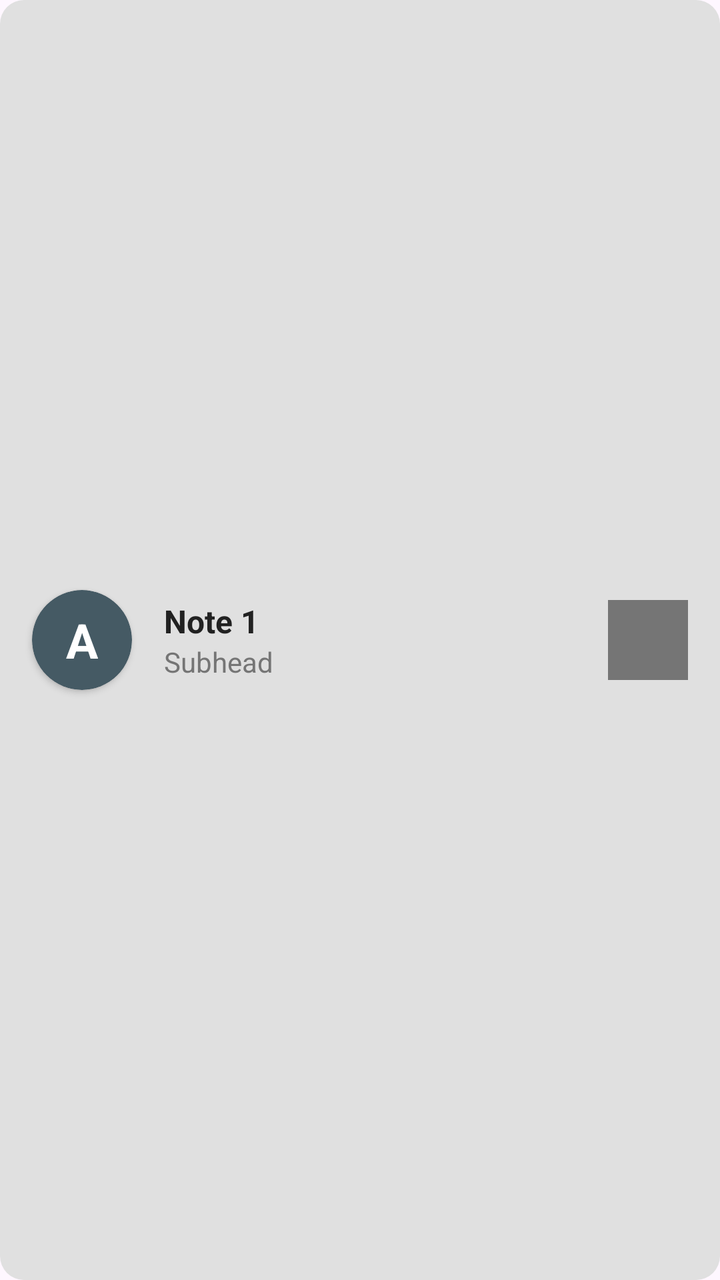
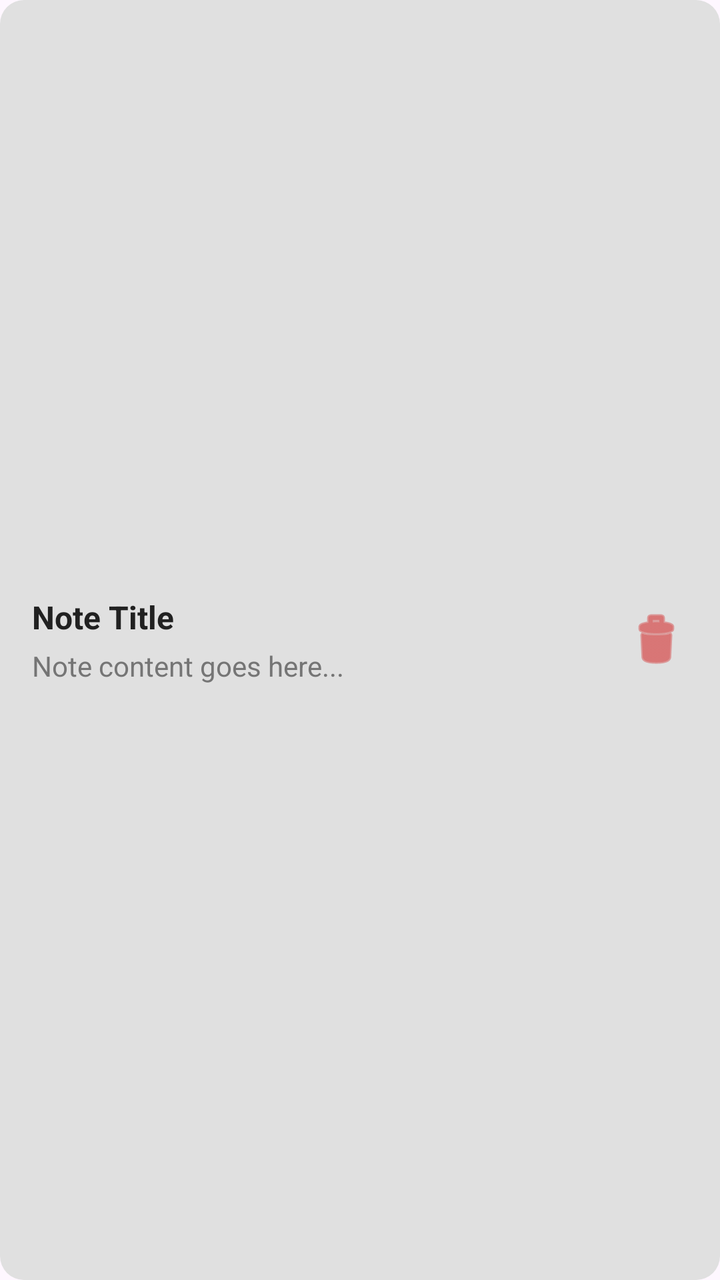

The first picture is an Android layout as it rendered before a commit; the second is the same layout after the commit. The layout source and the unified diff follow.
<!-- AndroidManifest.xml: application theme Theme.StudyBuddy -->
<!-- res/layout/item_note.xml -->
<?xml version="1.0" encoding="utf-8"?>
<androidx.constraintlayout.widget.ConstraintLayout
    xmlns:android="http://schemas.android.com/apk/res/android"
    xmlns:app="http://schemas.android.com/apk/res-auto"
    android:layout_width="match_parent"
    android:layout_height="wrap_content"
    android:layout_marginBottom="8dp"
    android:background="@drawable/bg_rounded_grey"> <androidx.cardview.widget.CardView
    android:id="@+id/cardIcon"
    android:layout_width="50dp"
    android:layout_height="50dp"
    android:layout_margin="16dp"
    app:cardCornerRadius="25dp"
    app:cardBackgroundColor="#455A64"
    app:layout_constraintStart_toStartOf="parent"
    app:layout_constraintTop_toTopOf="parent"
    app:layout_constraintBottom_toBottomOf="parent">

    <TextView
        android:layout_width="wrap_content"
        android:layout_height="wrap_content"
        android:text="A"
        android:textColor="@android:color/white"
        android:textSize="24sp"
        android:textStyle="bold"
        android:layout_gravity="center"/>
</androidx.cardview.widget.CardView>

    <LinearLayout
        android:layout_width="0dp"
        android:layout_height="wrap_content"
        android:orientation="vertical"
        android:layout_marginStart="16dp"
        android:layout_marginEnd="16dp"
        app:layout_constraintStart_toEndOf="@id/cardIcon"
        app:layout_constraintEnd_toStartOf="@id/rightIcon"
        app:layout_constraintTop_toTopOf="parent"
        app:layout_constraintBottom_toBottomOf="parent">

        <TextView
            android:id="@+id/noteTitle"
            android:layout_width="wrap_content"
            android:layout_height="wrap_content"
            android:text="Note 1"
            android:textSize="16sp"
            android:textStyle="bold"
            android:textColor="@color/text_dark"/>

        <TextView
            android:id="@+id/noteContent"
            android:layout_width="wrap_content"
            android:layout_height="wrap_content"
            android:text="Subhead"
            android:textSize="14sp"
            android:textColor="@color/text_grey"/>
    </LinearLayout>

    <ImageView
        android:id="@+id/rightIcon"
        android:layout_width="40dp"
        android:layout_height="40dp"
        android:layout_marginEnd="16dp"
        android:src="@drawable/ic_launcher_background"
        app:tint="@color/text_grey"
        app:layout_constraintEnd_toEndOf="parent"
        app:layout_constraintTop_toTopOf="parent"
        app:layout_constraintBottom_toBottomOf="parent"/>

</androidx.constraintlayout.widget.ConstraintLayout>
<!-- resources referenced by this layout -->
<resources>
  <color name="text_dark">#212121</color>
  <color name="text_grey">#757575</color>
  <!-- drawable bg_rounded_grey (drawable) -->
  <shape xmlns:android="http://schemas.android.com/apk/res/android">
      <solid android:color="#E0E0E0"/> <corners android:radius="12dp"/> </shape>
  <!-- drawable ic_launcher_background: vector/xml drawable (drawable, 4866 chars, omitted) -->
  <style name="Theme.StudyBuddy" parent="Base.Theme.StudyBuddy" />
  <style name="Base.Theme.StudyBuddy" parent="Theme.Material3.DayNight.NoActionBar">
          
          
      </style>
</resources>

<!-- the commit's change to res/layout/item_note.xml (unified diff, before → after) -->
@@ -5,35 +5,16 @@
     android:layout_width="match_parent"
     android:layout_height="wrap_content"
     android:layout_marginBottom="8dp"
-    android:background="@drawable/bg_rounded_grey"> <androidx.cardview.widget.CardView
-    android:id="@+id/cardIcon"
-    android:layout_width="50dp"
-    android:layout_height="50dp"
-    android:layout_margin="16dp"
-    app:cardCornerRadius="25dp"
-    app:cardBackgroundColor="#455A64"
-    app:layout_constraintStart_toStartOf="parent"
-    app:layout_constraintTop_toTopOf="parent"
-    app:layout_constraintBottom_toBottomOf="parent">
-
-    <TextView
-        android:layout_width="wrap_content"
-        android:layout_height="wrap_content"
-        android:text="A"
-        android:textColor="@android:color/white"
-        android:textSize="24sp"
-        android:textStyle="bold"
-        android:layout_gravity="center"/>
-</androidx.cardview.widget.CardView>
+    android:background="@drawable/bg_rounded_grey"
+    android:padding="16dp">
 
     <LinearLayout
         android:layout_width="0dp"
         android:layout_height="wrap_content"
         android:orientation="vertical"
-        android:layout_marginStart="16dp"
-        android:layout_marginEnd="16dp"
-        app:layout_constraintStart_toEndOf="@id/cardIcon"
-        app:layout_constraintEnd_toStartOf="@id/rightIcon"
+        android:layout_marginEnd="8dp"
+        app:layout_constraintStart_toStartOf="parent"
+        app:layout_constraintEnd_toStartOf="@+id/btnDeleteNote"
         app:layout_constraintTop_toTopOf="parent"
         app:layout_constraintBottom_toBottomOf="parent">
 
@@ -41,7 +22,7 @@
             android:id="@+id/noteTitle"
             android:layout_width="wrap_content"
             android:layout_height="wrap_content"
-            android:text="Note 1"
+            android:text="Note Title"
             android:textSize="16sp"
             android:textStyle="bold"
             android:textColor="@color/text_dark"/>
@@ -50,18 +31,20 @@
             android:id="@+id/noteContent"
             android:layout_width="wrap_content"
             android:layout_height="wrap_content"
-            android:text="Subhead"
+            android:layout_marginTop="4dp"
+            android:text="Note content goes here..."
             android:textSize="14sp"
+            android:maxLines="2"
+            android:ellipsize="end"
             android:textColor="@color/text_grey"/>
     </LinearLayout>
 
     <ImageView
-        android:id="@+id/rightIcon"
-        android:layout_width="40dp"
-        android:layout_height="40dp"
-        android:layout_marginEnd="16dp"
-        android:src="@drawable/ic_launcher_background"
-        app:tint="@color/text_grey"
+        android:id="@+id/btnDeleteNote"
+        android:layout_width="32dp"
+        android:layout_height="32dp"
+        android:src="@android:drawable/ic_menu_delete"
+        app:tint="#D32F2F"
         app:layout_constraintEnd_toEndOf="parent"
         app:layout_constraintTop_toTopOf="parent"
         app:layout_constraintBottom_toBottomOf="parent"/>
<!-- resource entries referenced after the edit -->
@@ -5,7 +5,6 @@
   <!-- drawable bg_rounded_grey (drawable) -->
   <shape xmlns:android="http://schemas.android.com/apk/res/android">
       <solid android:color="#E0E0E0"/> <corners android:radius="12dp"/> </shape>
-  <!-- drawable ic_launcher_background: vector/xml drawable (drawable, 4866 chars, omitted) -->
   <style name="Theme.StudyBuddy" parent="Base.Theme.StudyBuddy" />
   <style name="Base.Theme.StudyBuddy" parent="Theme.Material3.DayNight.NoActionBar">
           
